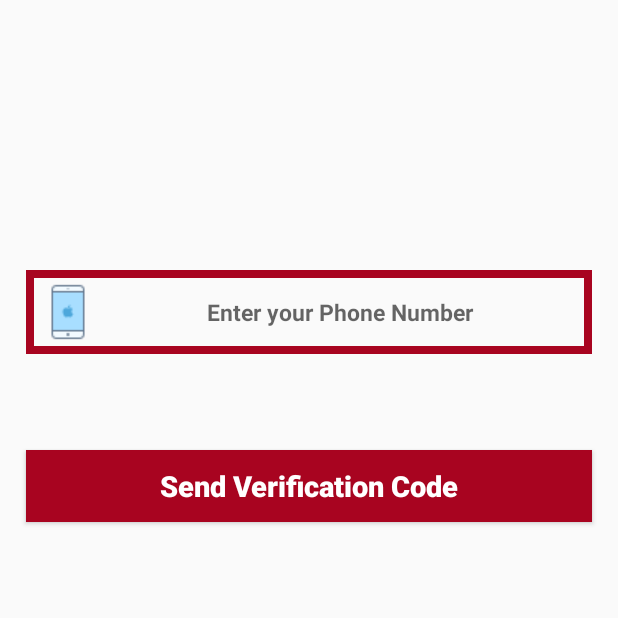
After one commit to Jaredlol/JMSG, an Android app: the PhoneLoginActivity screen opened directly, with no data from a screen before it, on a phone screen of 412 x 824 dp, the top half of it. The commit adds this screen. Run offline under Robolectric (Android 15) with nearby library versions, the phone set to English and light mode, and no system bars; our stand-ins replace Firebase (no records; nobody signed in at launch, a user with empty details on screens opened directly).

Commit message:
****Added Phone Verification and also phone number login. Tested using country code****

```diff
--- a/app/src/main/AndroidManifest.xml
+++ b/app/src/main/AndroidManifest.xml
@@ -11,7 +11,8 @@
         android:roundIcon="@mipmap/ic_launcher_round"
         android:supportsRtl="true"
         android:theme="@style/AppTheme">
-        <activity android:name=".GroupChatActivity"></activity>
+        <activity android:name=".PhoneLoginActivity"></activity>
+        <activity android:name=".GroupChatActivity" />
         <activity android:name=".SettingsActivity" />
         <activity android:name=".RegisterActivity" />
         <activity android:name=".LoginActivity" />
--- a/app/src/main/java/com/example/jmessenger/GroupChatActivity.java
+++ b/app/src/main/java/com/example/jmessenger/GroupChatActivity.java
@@ -66,6 +66,8 @@ public class GroupChatActivity extends AppCompatActivity
                 SaveMessageToDatabase();
 
                 userMessageInput.setText("");
+
+                mScrollView.fullScroll(ScrollView.FOCUS_DOWN);
             }
         });
     }
@@ -188,6 +190,7 @@ public class GroupChatActivity extends AppCompatActivity
             String chatTime = (String) ((DataSnapshot)iterator.next()).getValue();
 
             displayTextMessage.append(chatName + " :\n" + chatMessage + "\n" + chatTime + "       " + chatDate + "\n\n\n");
+            mScrollView.fullScroll(ScrollView.FOCUS_DOWN);
         }
     }
 }
--- /dev/null
+++ b/app/src/main/java/com/example/jmessenger/PhoneLoginActivity.java
@@ -0,0 +1,176 @@
+package com.example.jmessenger;
+
+import android.app.ProgressDialog;
+import android.content.Intent;
+import android.support.annotation.NonNull;
+import android.support.v7.app.AppCompatActivity;
+import android.os.Bundle;
+import android.text.TextUtils;
+import android.view.View;
+import android.widget.Button;
+import android.widget.EditText;
+import android.widget.Toast;
+
+import com.google.android.gms.tasks.OnCompleteListener;
+import com.google.android.gms.tasks.Task;
+import com.google.firebase.FirebaseException;
+import com.google.firebase.auth.AuthResult;
+import com.google.firebase.auth.FirebaseAuth;
+import com.google.firebase.auth.PhoneAuthCredential;
+import com.google.firebase.auth.PhoneAuthProvider;
+
+import java.util.concurrent.TimeUnit;
+
+public class PhoneLoginActivity extends AppCompatActivity
+{
+    private Button SendVerificationCodeButton, VerifyButton;
+    private EditText InputPhoneNumber, InputVerificationCode;
+    private PhoneAuthProvider.OnVerificationStateChangedCallbacks callbacks;
+    private FirebaseAuth mAuth;
+    private ProgressDialog loadingBar;
+    private String mVerificationId;
+    private PhoneAuthProvider.ForceResendingToken mResendToken;
+
+
+    @Override
+    protected void onCreate(Bundle savedInstanceState) {
+
+        super.onCreate(savedInstanceState);
+        setContentView(R.layout.activity_phone_login);
+
+
+        mAuth = FirebaseAuth.getInstance();
+
+
+        SendVerificationCodeButton = (Button) findViewById(R.id.send_ver_code_button);
+        VerifyButton = (Button) findViewById(R.id.verify_button);
+        InputPhoneNumber = (EditText) findViewById(R.id.phone_number_input);
+        InputVerificationCode = (EditText) findViewById(R.id.verification_code_input);
+        loadingBar = new ProgressDialog(this);
+
+        SendVerificationCodeButton.setOnClickListener(new View.OnClickListener() {
+            @Override
+            public void onClick(View v)
+            {
+                String phoneNumber = InputPhoneNumber.getText().toString();
+                if (TextUtils.isEmpty(phoneNumber))
+                {
+                    Toast.makeText(PhoneLoginActivity.this, "Please Enter Phone Number", Toast.LENGTH_SHORT).show();
+                }
+                else
+                {
+                    loadingBar.setTitle("Phone Verification");
+                    loadingBar.setMessage("Please wait while we confirm this number.");
+                    loadingBar.setCanceledOnTouchOutside(false);
+                    loadingBar.show();
+
+                    PhoneAuthProvider.getInstance().verifyPhoneNumber(
+                            phoneNumber,        // Phone number to verify
+                            60,                 // Timeout duration
+                            TimeUnit.SECONDS,   // Unit of timeout
+                            PhoneLoginActivity.this, // Activity (for callback binding)
+                            callbacks);        // OnVerificationStateChangedCallbacks
+
+                }
+            }
+        });
+
+    VerifyButton.setOnClickListener(new View.OnClickListener() {
+     @Override
+        public void onClick(View v)
+        {
+            SendVerificationCodeButton.setVisibility(View.INVISIBLE);
+            InputPhoneNumber.setVisibility(View.INVISIBLE);
+
+            String verificationCode = InputVerificationCode.getText().toString();
+
+            if (TextUtils.isEmpty(verificationCode))
+            {
+                Toast.makeText(PhoneLoginActivity.this, "Please Enter Verification Code", Toast.LENGTH_SHORT).show();
+            }
+            else
+            {
+                loadingBar.setTitle("Verifying Code");
+                loadingBar.setMessage("Please wait while we verify this number.");
+                loadingBar.setCanceledOnTouchOutside(false);
+                loadingBar.show();
+
+                PhoneAuthCredential credential = PhoneAuthProvider.getCredential(mVerificationId, verificationCode);
+                signInWithPhoneAuthCredential(credential);
+            }
+
+        }
+    });
+
+
+        callbacks = new PhoneAuthProvider.OnVerificationStateChangedCallbacks() {
+            @Override
+            public void onVerificationCompleted(PhoneAuthCredential phoneAuthCredential)
+            {
+                signInWithPhoneAuthCredential(phoneAuthCredential);
+            }
+
+            @Override
+            public void onVerificationFailed(FirebaseException e)
+            {
+                loadingBar.dismiss();
+                Toast.makeText(PhoneLoginActivity.this, "Invalid Phone Number... Please re enter your phone number", Toast.LENGTH_SHORT).show();
+
+                SendVerificationCodeButton.setVisibility(View.VISIBLE);
+                InputPhoneNumber.setVisibility(View.VISIBLE);
+
+                VerifyButton.setVisibility(View.INVISIBLE);
+                InputVerificationCode.setVisibility(View.INVISIBLE);
+            }
+
+            public void onCodeSent(String verificationId,
+                                   PhoneAuthProvider.ForceResendingToken token) {
+                // The SMS verification code has been sent to the provided phone number, we
+                // now need to ask the user to enter the code and then construct a credential
+                // by combining the code with a verification ID.
+                //Log.d(TAG, "onCodeSent:" + verificationId);
+
+                // Save verification ID and resending token so we can use them later
+                mVerificationId = verificationId;
+                mResendToken = token;
+
+                loadingBar.dismiss();
+                Toast.makeText(PhoneLoginActivity.this, "Code Sent. Please Verify Your Code", Toast.LENGTH_SHORT).show();
+
+                SendVerificationCodeButton.setVisibility(View.INVISIBLE);
+                InputPhoneNumber.setVisibility(View.INVISIBLE);
+
+                VerifyButton.setVisibility(View.VISIBLE);
+                InputVerificationCode.setVisibility(View.VISIBLE);
+            }
+
+        };
+    }
+
+    private void signInWithPhoneAuthCredential(PhoneAuthCredential credential) {
+        mAuth.signInWithCredential(credential)
+                .addOnCompleteListener(this, new OnCompleteListener<AuthResult>() {
+                    @Override
+                    public void onComplete(@NonNull Task<AuthResult> task) {
+                        if (task.isSuccessful())
+                        {
+                            loadingBar.dismiss();
+                            Toast.makeText(PhoneLoginActivity.this, "You have logged in successfully...", Toast.LENGTH_SHORT).show();
+                            SendUserToMainActivity();
+                        }
+                        else
+                        {
+                            String message = task.getException().toString();
+                            Toast.makeText(PhoneLoginActivity.this, "Error : " + message, Toast.LENGTH_SHORT).show();
+                        }
+                    }
+                });
+    }
+
+    private void SendUserToMainActivity()
+    {
+        Intent mainIntent = new Intent(PhoneLoginActivity.this, MainActivity.class);
+        startActivity(mainIntent);
+        finish();
+    }
+}
--- a/app/src/main/res/layout/activity_group_chat.xml
+++ b/app/src/main/res/layout/activity_group_chat.xml
@@ -37,7 +37,7 @@
                 android:textColor="@android:color/background_dark"
                 android:layout_marginStart="2dp"
                 android:layout_marginEnd="2dp"
-                android:layout_marginBottom="50dp"
+                android:layout_marginBottom="60dp"
                 />
 
 
--- /dev/null
+++ b/app/src/main/res/layout/activity_phone_login.xml
@@ -0,0 +1,86 @@
+<?xml version="1.0" encoding="utf-8"?>
+<RelativeLayout xmlns:android="http://schemas.android.com/apk/res/android"
+    xmlns:app="http://schemas.android.com/apk/res-auto"
+    xmlns:tools="http://schemas.android.com/tools"
+    android:layout_width="match_parent"
+    android:layout_height="match_parent"
+    tools:context=".PhoneLoginActivity">
+
+    <EditText
+    android:id="@+id/phone_number_input"
+    android:layout_width="match_parent"
+    android:layout_height="wrap_content"
+    android:layout_alignParentStart="true"
+    android:layout_marginStart="17dp"
+    android:layout_marginEnd="17dp"
+    android:layout_marginTop="180dp"
+    android:background="@drawable/inputs"
+    android:padding="8dp"
+    android:hint="Enter your Phone Number"
+    android:textAllCaps="false"
+    android:textSize="15sp"
+    android:drawableStart="@drawable/phone"
+    android:textAlignment="center"
+    android:textStyle="bold"
+    />
+
+
+    <EditText
+        android:id="@+id/verification_code_input"
+        android:layout_width="match_parent"
+        android:layout_height="wrap_content"
+        android:layout_alignParentStart="true"
+        android:layout_marginStart="17dp"
+        android:layout_marginEnd="17dp"
+        android:layout_marginTop="4dp"
+        android:background="@drawable/inputs"
+        android:padding="5dp"
+        android:layout_below="@+id/phone_number_input"
+        android:hint="Enter Verification Code"
+        android:textAllCaps="false"
+        android:textSize="15sp"
+        android:drawableStart="@drawable/password"
+        android:textAlignment="center"
+        android:textStyle="bold"
+        android:visibility="invisible"
+        />
+
+
+    <Button
+        android:id="@+id/send_ver_code_button"
+        android:layout_width="match_parent"
+        android:layout_height="wrap_content"
+        android:text="Send Verification Code"
+        android:layout_below="@+id/verification_code_input"
+        android:textAllCaps="false"
+        android:layout_marginStart="17dp"
+        android:layout_marginEnd="17dp"
+        android:layout_marginTop="1dp"
+        android:background="@drawable/buttons"
+        android:textColor="@android:color/background_light"
+        android:textSize="19sp"
+        android:textAlignment="center"
+        android:textStyle="bold"
+        />
+
+
+    <Button
+        android:id="@+id/verify_button"
+        android:layout_width="match_parent"
+        android:layout_height="wrap_content"
+        android:text="Verify"
+        android:layout_below="@+id/send_ver_code_button"
+        android:textAllCaps="false"
+        android:layout_marginStart="17dp"
+        android:layout_marginEnd="17dp"
+        android:layout_marginTop="1dp"
+        android:background="@drawable/buttons"
+        android:textColor="@android:color/background_light"
+        android:textSize="19sp"
+        android:textAlignment="center"
+        android:textStyle="bold"
+        android:visibility="invisible"
+        />
+
+
+</RelativeLayout>
```
Also changed, not shown: app/src/main/java/com/example/jmessenger/LoginActivity.java (+9 -0 lines).
